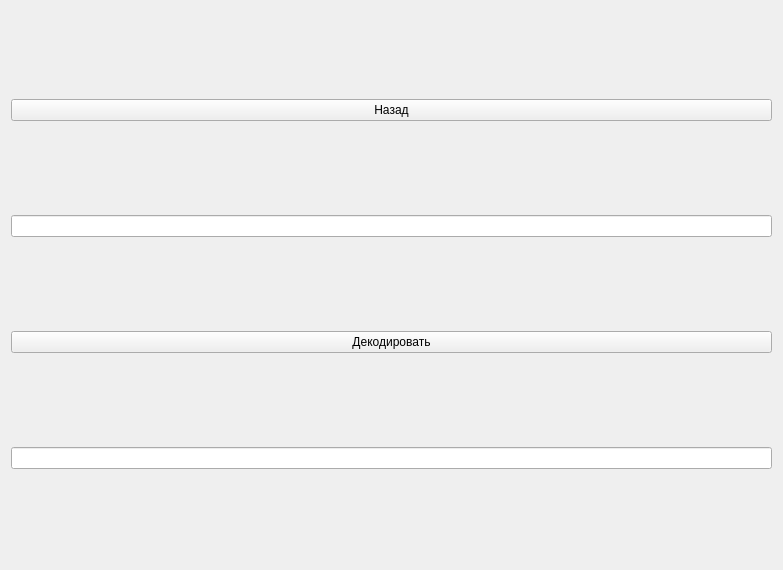
Above: UI/decode_screen.ui from DimPerch/info_project before the change. Below: the same form after it.
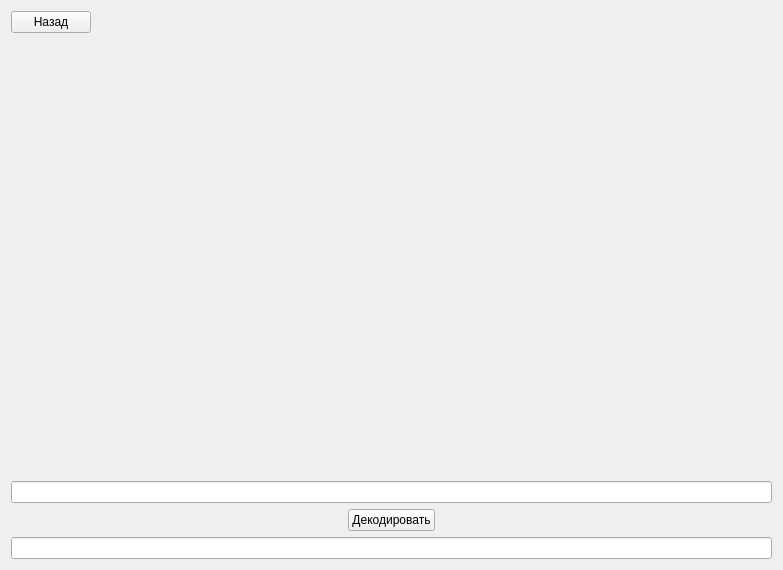
That is the form after the change.

```diff
--- a/UI/decode_screen.ui
+++ b/UI/decode_screen.ui
@@ -14,19 +14,36 @@
    <string>Form</string>
   </property>
   <layout class="QGridLayout" name="gridLayout">
-   <item row="6" column="0">
-    <widget class="QPushButton" name="run_button">
+   <item row="2" column="0">
+    <widget class="QLineEdit" name="input">
      <property name="text">
-      <string>Декодировать</string>
+      <string/>
      </property>
     </widget>
    </item>
-   <item row="1" column="0">
-    <widget class="QPushButton" name="back_button">
-     <property name="text">
-      <string>Назад</string>
-     </property>
-    </widget>
+   <item row="0" column="0">
+    <layout class="QHBoxLayout" name="horizontalLayout">
+     <item>
+      <widget class="QPushButton" name="back_button">
+       <property name="text">
+        <string>Назад</string>
+       </property>
+      </widget>
+     </item>
+     <item>
+      <spacer name="horizontalSpacer">
+       <property name="orientation">
+        <enum>Qt::Horizontal</enum>
+       </property>
+       <property name="sizeHint" stdset="0">
+        <size>
+         <width>40</width>
+         <height>20</height>
+        </size>
+       </property>
+      </spacer>
+     </item>
+    </layout>
    </item>
    <item row="7" column="0">
     <widget class="QLineEdit" name="output">
@@ -38,12 +55,55 @@
      </property>
     </widget>
    </item>
-   <item row="2" column="0">
-    <widget class="QLineEdit" name="input">
-     <property name="text">
-      <string/>
+   <item row="3" column="0">
+    <layout class="QHBoxLayout" name="horizontalLayout_3">
+     <item>
+      <spacer name="horizontalSpacer_2">
+       <property name="orientation">
+        <enum>Qt::Horizontal</enum>
+       </property>
+       <property name="sizeHint" stdset="0">
+        <size>
+         <width>40</width>
+         <height>20</height>
+        </size>
+       </property>
+      </spacer>
+     </item>
+     <item>
+      <widget class="QPushButton" name="run_button">
+       <property name="text">
+        <string>Декодировать</string>
+       </property>
+      </widget>
+     </item>
+     <item>
+      <spacer name="horizontalSpacer_3">
+       <property name="orientation">
+        <enum>Qt::Horizontal</enum>
+       </property>
+       <property name="sizeHint" stdset="0">
+        <size>
+         <width>40</width>
+         <height>20</height>
+        </size>
+       </property>
+      </spacer>
+     </item>
+    </layout>
+   </item>
+   <item row="1" column="0">
+    <spacer name="verticalSpacer">
+     <property name="orientation">
+      <enum>Qt::Vertical</enum>
      </property>
-    </widget>
+     <property name="sizeHint" stdset="0">
+      <size>
+       <width>20</width>
+       <height>40</height>
+      </size>
+     </property>
+    </spacer>
    </item>
   </layout>
  </widget>
```
